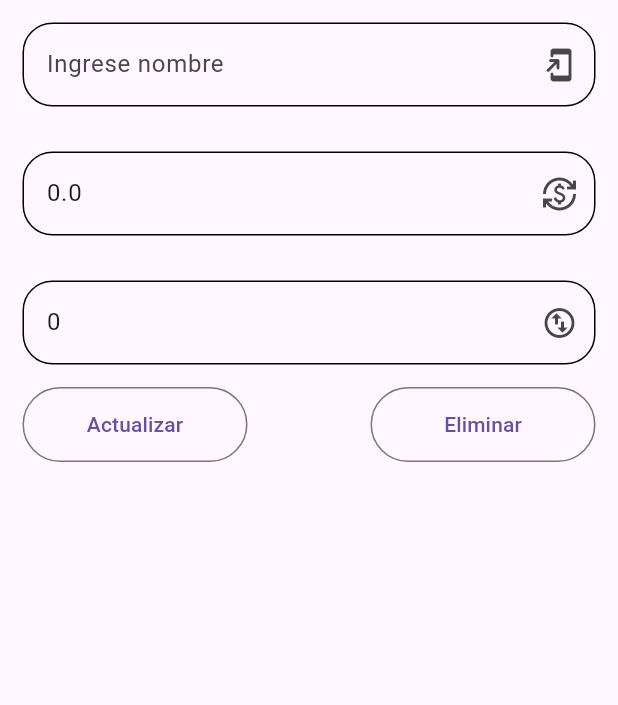
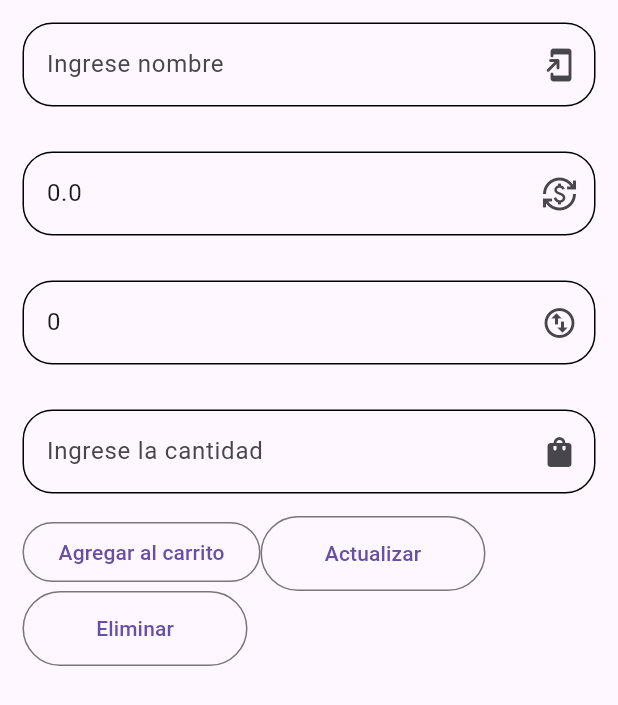
Before and after one commit to isEduardo13/JQ4B-Moviles, a Flutter app: the FormActualizarProductos widget shown alone on an empty page, opened directly with empty values, on a phone screen of 412 x 824 dp. Shown: the top 705 px of the screen. Run offline on Flutter 3.47's test engine with Material 3 defaults, Android fonts, the phone set to English and light mode, and no system bars; our stand-ins replace cloud_firestore, firebase_core; missing offline and left inert: dart:ffi; accounts and stored records are empty.

Commit message:
Añadir gestión del carrito de compras, incluyendo CarritoProvider y pantalla CarritoScreen, y actualizar navegación en la aplicación.

```diff
--- a/lib/unidad_3/Screens/actualizar_screen.dart
+++ b/lib/unidad_3/Screens/actualizar_screen.dart
@@ -1,5 +1,7 @@
 import 'package:flutter/material.dart';
 import 'package:holaflutter/unidad_3/Models/product.dart';
+import 'package:holaflutter/unidad_3/providers/carrito_provider.dart';
+import 'package:provider/provider.dart';
 import '../Services/firebase_transacciones.dart';
 import '../widgets/formTextField.dart';
 
@@ -30,11 +32,13 @@ class _FormActualizarProductosState extends State<FormActualizarProductos> {
   final txtNombreController = TextEditingController();
   final txtPrecioController = TextEditingController();
   final txtStockController = TextEditingController();
+  final txtCantidadController = TextEditingController();
   @override
   Widget build(BuildContext context) {
     final Product parametros =
         ModalRoute.of(context)!.settings.arguments as Product;
     final idd = parametros.id;
+    txtCantidadController.text = "";
     txtNombreController.text = parametros.nombre;
     txtPrecioController.text = parametros.precio.toString();
     txtStockController.text = parametros.stock.toString();
@@ -64,9 +68,27 @@ class _FormActualizarProductosState extends State<FormActualizarProductos> {
                 icono: Icons.swap_vert_circle_outlined,
                 prop: 'stock'),
             Center(
-              child: Row(
-                  mainAxisAlignment: MainAxisAlignment.spaceBetween,
-                  children: [
+              child: Wrap(children: [
+                FormTextField(
+                    txtController: txtCantidadController,
+                    icono: Icons.shopping_bag,
+                    prop: 'la cantidad',
+                    inputType: TextInputType.number),
+                OutlinedButton(
+                    onPressed: () {
+                      if (int.parse(txtCantidadController.text) >=
+                          parametros.stock) {
+                      } else {
+                        Product p = Product(
+                            id: idd,
+                            nombre: txtNombreController.value.text,
+                            precio:
+                                double.parse(txtPrecioController.value.text),
+                            stock: int.parse(txtStockController.value.text));
+                        context.read<CarritoProvider>().addToCar(p);
+                      }
+                    },
+                    child: Text("Agregar al carrito")),
                 OutlinedButton(
                   style: OutlinedButton.styleFrom(
                     minimumSize: const Size(150, 50),
@@ -81,8 +103,7 @@ class _FormActualizarProductosState extends State<FormActualizarProductos> {
                       Product p = Product(
                           id: idd,
                           nombre: txtNombreController.value.text,
-                              precio:
-                                  double.parse(txtPrecioController.value.text),
+                          precio: double.parse(txtPrecioController.value.text),
                           stock: int.parse(txtStockController.value.text));
                       int code = await updateProducto(p);
                       if (!mounted) return;
--- a/lib/unidad_3/Screens/principal_firebase_screen.dart
+++ b/lib/unidad_3/Screens/principal_firebase_screen.dart
@@ -22,6 +22,7 @@ class _PrincipalFirebaseScreenState extends State<PrincipalFirebaseScreen> {
       appBar: AppBar(
         title: Text('Base de datos Firebase'),
         centerTitle: true,
+        actions: [],
       ),
       body: Center(
         child: ListTileProduct(),
--- /dev/null
+++ b/lib/unidad_3/providers/carrito_provider.dart
@@ -0,0 +1,14 @@
+import 'package:flutter/material.dart';
+import 'package:holaflutter/unidad_3/Models/product.dart';
+
+class CarritoProvider extends ChangeNotifier {
+  List<Product> productos = [];
+
+  List<Product> get getProductos => productos;
+
+  void addToCar(Product p) {
+    productos.add(p);
+
+    notifyListeners();
+  }
+}
```
Also changed, not shown: lib/main.dart (+8 -2 lines), lib/unidad_3/Screens/carrito_screen.dart (added, +29 -0 lines), lib/unidad_3/Screens/productos_screen.dart (+8 -0 lines). Lines whose indentation alone changed are shown as unchanged.
